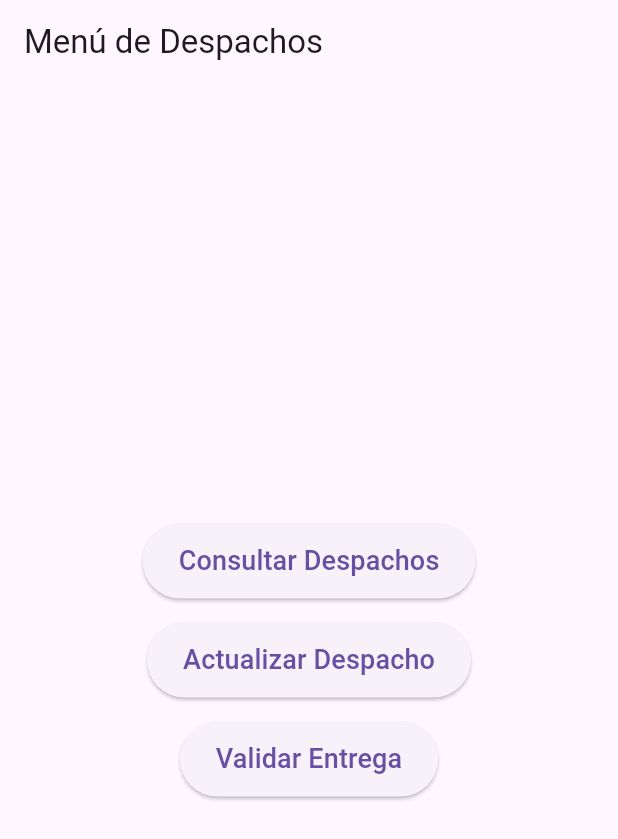
After one commit to carlosgaleano/apiflutter, a Flutter app: the MenuScreen screen opened directly, on a phone screen of 412 x 824 dp. The commit adds this screen. Shown: the top 839 px of the screen. Run offline on Flutter 3.47's test engine with Material 3 defaults, Android fonts, the phone set to English and light mode, and no system bars.

Commit message:
second change

```diff
--- a/lib/screens/login_screen.dart
+++ b/lib/screens/login_screen.dart
@@ -2,12 +2,13 @@
  * @Author: Carlos Galeano
  * @Date:   2025-03-25 16:31:45
  * @Last Modified by:   Carlos Galeano
- * @Last Modified time: 2025-03-25 16:32:04
+ * @Last Modified time: 2025-03-25 18:19:16
  */
 import 'dart:async';
 import 'package:flutter/material.dart';
 import 'package:http/http.dart' as http;
 import 'dart:convert';
+import 'menu_screen.dart';
 
 class LoginScreen extends StatefulWidget {
   @override
@@ -41,7 +42,12 @@ class _LoginScreenState extends State<LoginScreen> {
         setState(() {
           token = data['access_token'];
         });
-        startCounter();
+        // Redirigimos a MenuScreen después de un login exitoso
+        Navigator.pushReplacement(
+          context,
+          MaterialPageRoute(
+              builder: (context) => MenuScreen()), // Llamamos a MenuScreen
+        );
       } else {
         showError('Login failed. Check your credentials.');
       }
--- /dev/null
+++ b/lib/screens/menu_screen.dart
@@ -0,0 +1,62 @@
+/**
+ * @Author: Carlos Galeano
+ * @Date:   2025-03-25 18:11:55
+ * @Last Modified by:   Carlos Galeano
+ * @Last Modified time: 2025-03-25 18:12:17
+ */
+import 'package:flutter/material.dart';
+
+class MenuScreen extends StatelessWidget {
+  @override
+  Widget build(BuildContext context) {
+    return Scaffold(
+      appBar: AppBar(title: Text('Menú de Despachos')),
+      body: Center(
+        child: Column(
+          mainAxisAlignment: MainAxisAlignment.center,
+          children: [
+            MenuButton(
+              text: 'Consultar Despachos',
+              onPressed: () {
+                print("Consultar Despachos");
+              },
+            ),
+            MenuButton(
+              text: 'Actualizar Despacho',
+              onPressed: () {
+                print("Actualizar Despacho");
+              },
+            ),
+            MenuButton(
+              text: 'Validar Entrega',
+              onPressed: () {
+                print("Validar Entrega");
+              },
+            ),
+          ],
+        ),
+      ),
+    );
+  }
+}
+
+class MenuButton extends StatelessWidget {
+  final String text;
+  final VoidCallback onPressed;
+
+  const MenuButton({required this.text, required this.onPressed});
+
+  @override
+  Widget build(BuildContext context) {
+    return Padding(
+      padding: EdgeInsets.symmetric(vertical: 8.0),
+      child: ElevatedButton(
+        style: ElevatedButton.styleFrom(
+          padding: EdgeInsets.symmetric(horizontal: 24, vertical: 12),
+        ),
+        onPressed: onPressed,
+        child: Text(text, style: TextStyle(fontSize: 18)),
+      ),
+    );
+  }
+}
```
